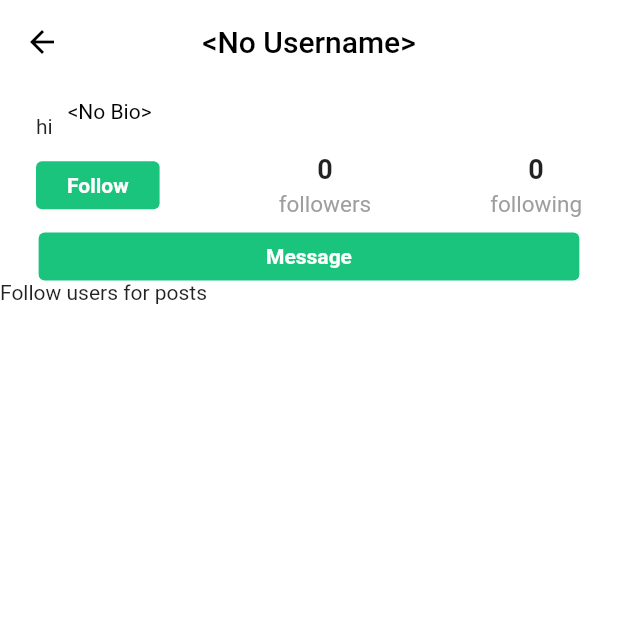
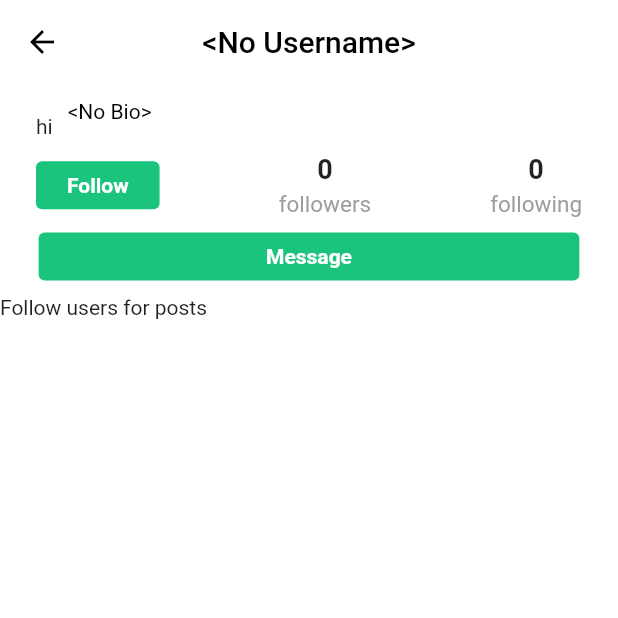
Before and after one commit to codewithneel/Kandid, a Flutter app: the OtherProfileScreen screen opened directly with empty values, on a phone screen of 412 x 824 dp, the top half of it. Run offline on Flutter 3.47's test engine with Material 2 defaults, Android fonts, the phone set to English and light mode, and no system bars; our stand-ins replace camera, flutter_local_notifications, flutter_svg, image_picker, parse_server_sdk_flutter, rxdart and 1 more; accounts and stored records are empty; network calls fail.

Commit message:
Somebugs (#37)
* ignore

* fixed message spacing

* general fixes here and there

Co-authored-by: EdelEB <84866093+EdelEB@users.noreply.github.com>

```diff
--- a/lib/templates/feed_screen.dart
+++ b/lib/templates/feed_screen.dart
@@ -13,7 +13,7 @@ class FeedScreen extends StatelessWidget {
   Widget build(BuildContext context) {
     return Scaffold(
         appBar: AppBar(
-            automaticallyImplyLeading: true,
+            automaticallyImplyLeading: false,
             backgroundColor: mobileBackgroundColor,
             centerTitle: false,
             title: SvgPicture.asset(
--- a/lib/templates/other_profile.dart
+++ b/lib/templates/other_profile.dart
@@ -235,6 +235,7 @@ class OtherProfileScreen extends StatelessWidget {
                 //             color: greenColor),
                 //       ),
                 //     ),
+
                 InkWell(
                   onTap: () => goToChat(user_id, context),
                   child: Container(
@@ -255,6 +256,9 @@ class OtherProfileScreen extends StatelessWidget {
                         ),
                         color: greenColor),
                   ),
+                ),
+                SizedBox(
+                  height: 10,
                 ),
               ],
             ),
```
Also changed, not shown: lib/my_tests/notification_test.dart (+15 -12 lines).
